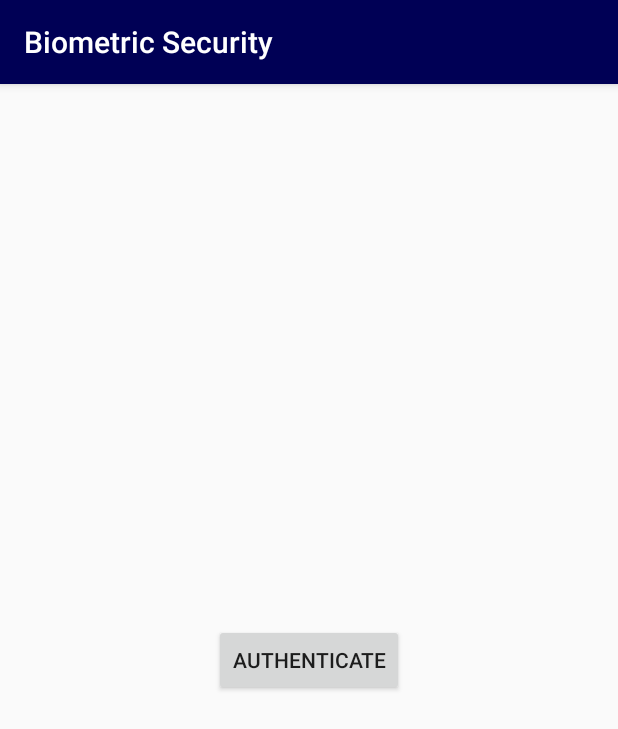
After one commit to Zareth-alpha/Brown_Woodruff-Biometric_Security, an Android app: the FingerScanActivity screen opened directly, with no data from a screen before it, on a phone screen of 412 x 824 dp. The commit adds this screen. Shown: the top 729 px of the screen. Run offline under Robolectric (Android 15) with nearby library versions, the phone set to English and light mode, and no system bars; Roboto replaces fonts that are not available here.

Commit message:
Jonathan Brown - 3/21/2020 working on saving setting state when app is turned off. made Biometric Prompt Made pattern prompt made a pin prompt made a password prompt
Need to work on putting it all together.

no data is processed yet.

Signed-off-by: zareth <zareth@Rose-Q325UA>

```diff
--- a/Biometric Security/BiometricSecurity2/app/src/main/AndroidManifest.xml
+++ b/Biometric Security/BiometricSecurity2/app/src/main/AndroidManifest.xml
@@ -14,6 +14,8 @@
         android:roundIcon="@mipmap/ic_launcher_round"
         android:supportsRtl="true"
         android:theme="@style/AppTheme">
+        <activity android:name=".PatternActivity"></activity>
+        <activity android:name=".FingerScanActivity" />
         <activity android:name=".PinActivity" />
         <activity android:name=".PassphraseActivity" />
         <activity android:name=".FirstConfig" />
@@ -28,6 +30,9 @@
                 <category android:name="android.intent.category.LAUNCHER" />
             </intent-filter>
         </activity>
+        <activity android:name=".CreatePatternActivity"/>
+        <activity android:name=".InputPatternActivity"/>
+        <activity android:name=".ProgramActivity"/>
 
         <meta-data
             android:name="preloaded_fonts"
--- /dev/null
+++ b/Biometric Security/BiometricSecurity2/app/src/main/java/com/brownwoodruff/biometricsecurity/FingerScanActivity.java
@@ -0,0 +1,91 @@
+/*AUTHORS: Jonathan Brown & Khalil Woodruff
+ * DATE: 3/12/2020
+ * PROJECT: Brown_Woodruff-Biometric_Security
+ * API: 29
+ * DESCRIPTION: This activity simply prompts and confirms the user's identity via finger-biometrics
+ *
+ *
+ * Intellectual contributions are from: Android Studio, Google, developer.android.com, Arizona State University,
+ * and
+ * Antinaa Murthy (https://proandroiddev.com/5-steps-to-implement-biometric-authentication-in-android-dbeb825aeee8)
+ *
+ */
+package com.brownwoodruff.biometricsecurity;
+
+import androidx.annotation.NonNull;
+import androidx.annotation.RequiresApi;
+import androidx.appcompat.app.AppCompatActivity;
+import androidx.biometric.BiometricPrompt;
+import androidx.core.content.ContextCompat;
+import androidx.fragment.app.FragmentActivity;
+
+import android.hardware.biometrics.BiometricManager;
+//Jonathan had been using the wrong library, causing all sorts of coding hell.
+import androidx.biometric.BiometricPrompt;
+import android.os.Build;
+import android.os.Bundle;
+import android.view.View;
+import android.widget.Button;
+import android.widget.Toast;
+
+import java.util.concurrent.Executor;
+import java.util.concurrent.Executors;
+
+        //https://developer.android.com/training/sign-in/biometric-auth
+public class FingerScanActivity extends AppCompatActivity {
+
+    private Executor executor;
+    private BiometricPrompt biometricPrompt;
+    private BiometricPrompt.PromptInfo promptInfo;
+    @RequiresApi(api = Build.VERSION_CODES.P)
+    @Override
+    protected void onCreate(Bundle savedInstanceState) {
+        super.onCreate(savedInstanceState);
+        setContentView(R.layout.activity_finger_scan);
+        executor = ContextCompat.getMainExecutor(this);
+        biometricPrompt = new BiometricPrompt(FingerScanActivity.this,
+            executor, new BiometricPrompt.AuthenticationCallback() {
+            @Override
+            public void onAuthenticationError(int errorCode,
+                                              @NonNull CharSequence errString) {
+                super.onAuthenticationError(errorCode, errString);
+                Toast.makeText(getApplicationContext(),
+                        "Authentication error: " + errString, Toast.LENGTH_SHORT)
+                        .show();
+            }
+
+            @Override
+            public void onAuthenticationSucceeded(
+                    @NonNull BiometricPrompt.AuthenticationResult result) {
+                super.onAuthenticationSucceeded(result);
+                Toast.makeText(getApplicationContext(),
+                        "Authentication succeeded!", Toast.LENGTH_SHORT).show();
+            }
+
+            @Override
+            public void onAuthenticationFailed() {
+                super.onAuthenticationFailed();
+                Toast.makeText(getApplicationContext(), "Authentication failed",
+                        Toast.LENGTH_SHORT)
+                        .show();
+            }
+        });
+
+        promptInfo = new BiometricPrompt.PromptInfo.Builder()
+                .setTitle("Biometric authentication for Biometric Security")
+                .setSubtitle("Log in using your biometric credential")
+                .setNegativeButtonText("Use account password")
+                .build();
+
+        // Prompt appears when user clicks "Log in".
+        // Consider integrating with the keystore to unlock cryptographic operations,
+        // if needed by your app.
+        Button biometricLoginButton = findViewById(R.id.fingerActivityScanButton);
+        biometricLoginButton.setOnClickListener(new View.OnClickListener() {
+                                                    @Override
+                                                    public void onClick(View v) {
+                                                        biometricPrompt.authenticate(promptInfo);
+                                                    }
+                                                });
+        }
+}
--- /dev/null
+++ b/Biometric Security/BiometricSecurity2/app/src/main/res/layout/activity_finger_scan.xml
@@ -0,0 +1,18 @@
+<?xml version="1.0" encoding="utf-8"?>
+<androidx.constraintlayout.widget.ConstraintLayout xmlns:android="http://schemas.android.com/apk/res/android"
+    xmlns:app="http://schemas.android.com/apk/res-auto"
+    xmlns:tools="http://schemas.android.com/tools"
+    android:layout_width="match_parent"
+    android:layout_height="match_parent"
+    tools:context=".FingerScanActivity">
+
+    <Button
+        android:id="@+id/fingerActivityScanButton"
+        android:layout_width="wrap_content"
+        android:layout_height="wrap_content"
+        android:text="@string/authenticate"
+        app:layout_constraintBottom_toBottomOf="parent"
+        app:layout_constraintEnd_toEndOf="parent"
+        app:layout_constraintStart_toStartOf="parent"
+        app:layout_constraintTop_toTopOf="parent" />
+</androidx.constraintlayout.widget.ConstraintLayout>
--- a/Biometric Security/BiometricSecurity2/app/src/main/res/values/strings.xml
+++ b/Biometric Security/BiometricSecurity2/app/src/main/res/values/strings.xml
@@ -30,5 +30,8 @@
     <string name="this_is_the_weakest_form_of_authentication_when_used_alone">This is the weakest form of authentication, when used alone.</string>
     <string name="enter_your_pin">Enter your pin</string>
     <string name="standbyMessage">There are no authentication requests.</string>
+    <string name="authenticate">Authenticate</string>
+    <string name="create_pattern">Please enter a pattern to save.</string>
+    <string name="input_pattern">Please enter your pattern.</string>
 
 </resources>
```
Also changed, not shown: Biometric Security/BiometricSecurity2/app/build.gradle (+6 -4 lines), Biometric Security/BiometricSecurity2/app/src/main/java/com/brownwoodruff/biometricsecurity/About_Page.java (+12 -0 lines), Biometric Security/BiometricSecurity2/app/src/main/java/com/brownwoodruff/biometricsecurity/CreatePatternActivity.java (added, +70 -0 lines), Biometric Security/BiometricSecurity2/app/src/main/java/com/brownwoodruff/biometricsecurity/FirstConfig.java (+18 -0 lines), Biometric Security/BiometricSecurity2/app/src/main/java/com/brownwoodruff/biometricsecurity/InputPatternActivity.java (added, +61 -0 lines), Biometric Security/BiometricSecurity2/app/src/main/java/com/brownwoodruff/biometricsecurity/MainActivity.java (+47 -0 lines), Biometric Security/BiometricSecurity2/app/src/main/java/com/brownwoodruff/biometricsecurity/PassphraseActivity.java (+12 -0 lines), Biometric Security/BiometricSecurity2/app/src/main/java/com/brownwoodruff/biometricsecurity/PatternActivity.java (added, +42 -0 lines), Biometric Security/BiometricSecurity2/app/src/main/java/com/brownwoodruff/biometricsecurity/PinActivity.java (+13 -0 lines), Biometric Security/BiometricSecurity2/app/src/main/java/com/brownwoodruff/biometricsecurity/ProgramActivity.java (added, +14 -0 lines), Biometric Security/BiometricSecurity2/app/src/main/res/layout/activity_create_pattern.xml (added, +27 -0 lines), Biometric Security/BiometricSecurity2/app/src/main/res/layout/activity_input_pattern.xml (added, +27 -0 lines), Biometric Security/BiometricSecurity2/app/src/main/res/layout/activity_pattern.xml (added, +9 -0 lines), Biometric Security/BiometricSecurity2/app/src/main/res/layout/content_main.xml (+14 -1 lines).
